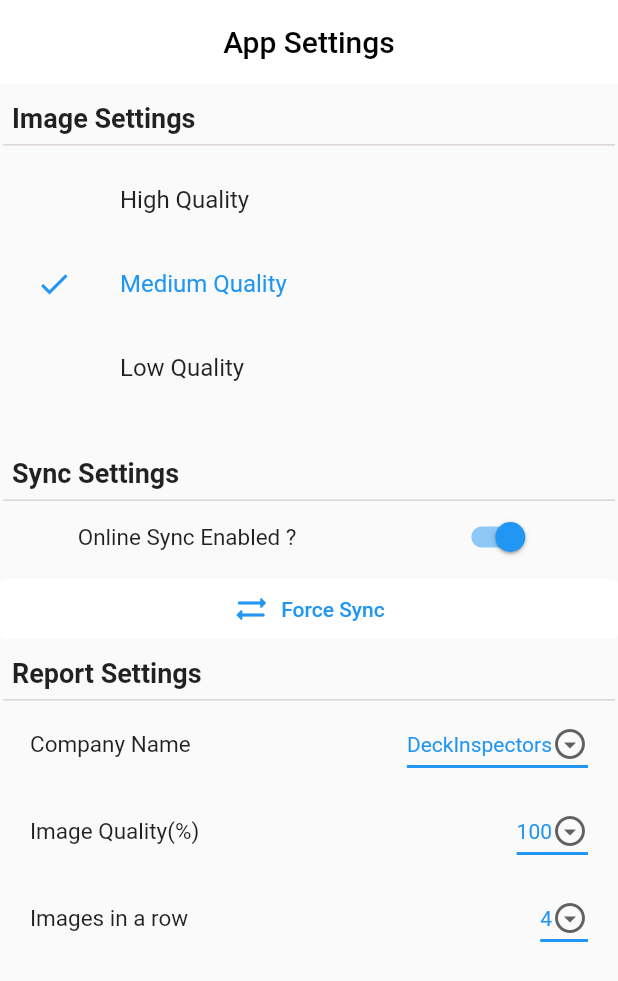
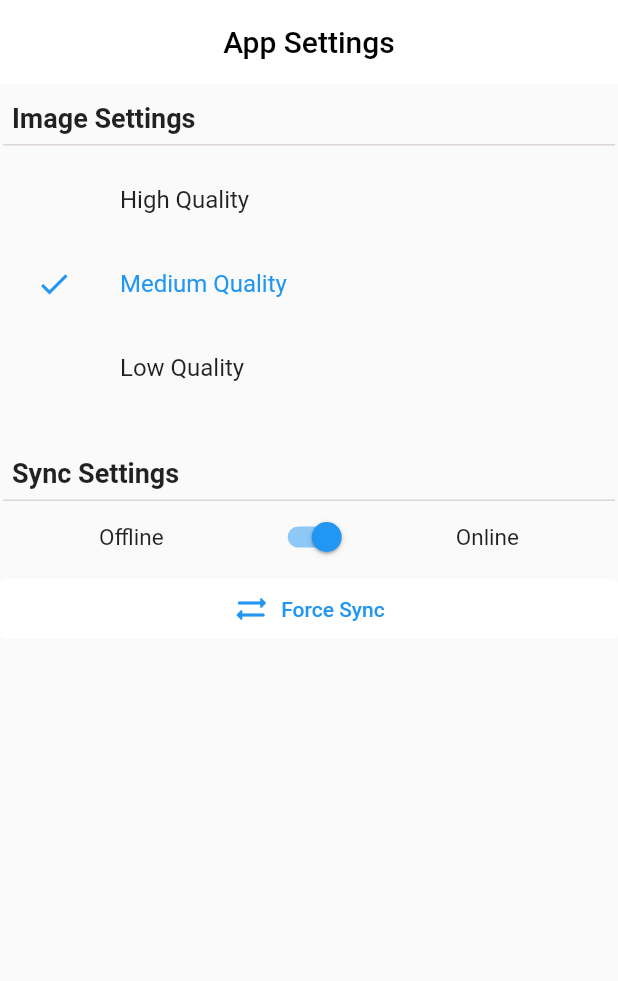
Before and after one commit to redrodeo03/inspector_raspi_cam, a Flutter app: the SettingsPage screen opened directly, on a phone screen of 412 x 824 dp. Shown: the top 981 px of the screen. Run offline on Flutter 3.47's test engine with Material 2 defaults, Android fonts, the phone set to English and light mode, and no system bars; our stand-ins replace cached_network_image, camera, google_fonts, image_picker, realm, rxdart and 2 more; missing offline and left inert: assorted_layout_widgets, flutter_material_pickers, image_editor_plus; accounts and stored records are empty; generated files the repository leaves out were written again; statements that could not run were skipped.

Commit message:
Fixes of client feedbacks

```diff
--- a/lib/src/ui/section.dart
+++ b/lib/src/ui/section.dart
@@ -123,11 +123,11 @@ class _SectionPageState extends State<SectionPage> {
               Icons.arrow_back_ios,
               color: Colors.blue,
             ),
-            label: Text(
+            label: const Text(
               maxLines: 2,
               overflow: TextOverflow.ellipsis,
-              prevPageName,
-              style: const TextStyle(color: Colors.blue),
+              'Back',
+              style: TextStyle(color: Colors.blue),
             ),
             style: ElevatedButton.styleFrom(
               elevation: 0,
--- a/lib/src/ui/settings.dart
+++ b/lib/src/ui/settings.dart
@@ -220,10 +220,10 @@ class _SettingsPageState extends State<SettingsPage> {
               endIndent: 2,
             ),
             Row(
-              mainAxisAlignment: MainAxisAlignment.spaceAround,
+              mainAxisAlignment: MainAxisAlignment.spaceEvenly,
               children: [
                 const Text(
-                  'Online Sync Enabled ?',
+                  'Offline ',
                   style: TextStyle(fontSize: 15),
                 ),
                 Switch(
@@ -231,6 +231,10 @@ class _SettingsPageState extends State<SettingsPage> {
                     toggleSwitch(value);
                   },
                   value: isSyncOn,
+                ),
+                const Text(
+                  'Online',
+                  style: TextStyle(fontSize: 15),
                 ),
               ],
             ),
@@ -253,130 +257,130 @@ class _SettingsPageState extends State<SettingsPage> {
                   'Force Sync',
                   style: TextStyle(color: Colors.blue),
                 )),
-            const Align(
-              alignment: Alignment.centerLeft,
-              child: Padding(
-                padding: EdgeInsets.all(8),
-                child: Text(
-                  'Report Settings',
-                  style: TextStyle(fontSize: 18, fontWeight: FontWeight.bold),
-                ),
-              ),
-            ),
-            const Divider(
-              color: Color.fromARGB(255, 222, 213, 213),
-              height: 0,
-              thickness: 1,
-              indent: 2,
-              endIndent: 2,
-            ),
-            Padding(
-              padding: const EdgeInsets.fromLTRB(20, 5, 20, 5),
-              child: Row(
-                mainAxisAlignment: MainAxisAlignment.spaceBetween,
-                children: [
-                  const Text(
-                    'Company Name',
-                    style: TextStyle(fontSize: 15),
-                  ),
-                  DropdownButton<String>(
-                    value: companyName,
-                    icon: const Icon(Icons.arrow_drop_down_circle_outlined),
-                    elevation: 16,
-                    style: const TextStyle(color: Colors.blue),
-                    underline: Container(
-                      height: 2,
-                      color: Colors.blue,
-                    ),
-                    onChanged: (String? value) {
-                      // This is called when the user selects an item.
-                      setState(() {
-                        companyName = value!;
-                        savereportSettings();
-                      });
-                    },
-                    items: list.map<DropdownMenuItem<String>>((String value) {
-                      return DropdownMenuItem<String>(
-                        value: value,
-                        child: Text(value),
-                      );
-                    }).toList(),
-                  )
-                ],
-              ),
-            ),
-            Padding(
-              padding: const EdgeInsets.fromLTRB(20, 5, 20, 5),
-              child: Row(
-                mainAxisAlignment: MainAxisAlignment.spaceBetween,
-                children: [
-                  const Text(
-                    'Image Quality(%)',
-                    style: TextStyle(fontSize: 15),
-                  ),
-                  DropdownButton<int>(
-                    value: reportImageQuality,
-                    icon: const Icon(Icons.arrow_drop_down_circle_outlined),
-                    elevation: 16,
-                    style: const TextStyle(color: Colors.blue),
-                    underline: Container(
-                      height: 2,
-                      color: Colors.blue,
-                    ),
-                    onChanged: (int? value) {
-                      // This is called when the user selects an item.
-                      setState(() {
-                        reportImageQuality = value!;
-                        savereportSettings();
-                      });
-                    },
-                    items: reportQulityList
-                        .map<DropdownMenuItem<int>>((int value) {
-                      return DropdownMenuItem<int>(
-                        value: value,
-                        child: Text(value.toString()),
-                      );
-                    }).toList(),
-                  )
-                ],
-              ),
-            ),
-            Padding(
-              padding: const EdgeInsets.fromLTRB(20, 5, 20, 5),
-              child: Row(
-                mainAxisAlignment: MainAxisAlignment.spaceBetween,
-                children: [
-                  const Text(
-                    'Images in a row',
-                    style: TextStyle(fontSize: 15),
-                  ),
-                  DropdownButton<int>(
-                    value: imageCount,
-                    icon: const Icon(Icons.arrow_drop_down_circle_outlined),
-                    elevation: 16,
-                    style: const TextStyle(color: Colors.blue),
-                    underline: Container(
-                      height: 2,
-                      color: Colors.blue,
-                    ),
-                    onChanged: (int? value) {
-                      // This is called when the user selects an item.
-                      setState(() {
-                        imageCount = value!;
-                        savereportSettings();
-                      });
-                    },
-                    items:
-                        imageCountList.map<DropdownMenuItem<int>>((int value) {
-                      return DropdownMenuItem<int>(
-                        value: value,
-                        child: Text(value.toString()),
-                      );
-                    }).toList(),
-                  )
-                ],
-              ),
-            ),
+            // const Align(
+            //   alignment: Alignment.centerLeft,
+            //   child: Padding(
+            //     padding: EdgeInsets.all(8),
+            //     child: Text(
+            //       'Report Settings',
+            //       style: TextStyle(fontSize: 18, fontWeight: FontWeight.bold),
+            //     ),
+            //   ),
+            // ),
+            // const Divider(
+            //   color: Color.fromARGB(255, 222, 213, 213),
+            //   height: 0,
+            //   thickness: 1,
+            //   indent: 2,
+            //   endIndent: 2,
+            // ),
+            // Padding(
+            //   padding: const EdgeInsets.fromLTRB(20, 5, 20, 5),
+            //   child: Row(
+            //     mainAxisAlignment: MainAxisAlignment.spaceBetween,
+            //     children: [
+            //       const Text(
+            //         'Company Name',
+            //         style: TextStyle(fontSize: 15),
+            //       ),
+            //       DropdownButton<String>(
+            //         value: companyName,
+            //         icon: const Icon(Icons.arrow_drop_down_circle_outlined),
+            //         elevation: 16,
+            //         style: const TextStyle(color: Colors.blue),
+            //         underline: Container(
+            //           height: 2,
+            //           color: Colors.blue,
+            //         ),
+            //         onChanged: (String? value) {
+            //           // This is called when the user selects an item.
+            //           setState(() {
+            //             companyName = value!;
+            //             savereportSettings();
+            //           });
+            //         },
+            //         items: list.map<DropdownMenuItem<String>>((String value) {
+            //           return DropdownMenuItem<String>(
+            //             value: value,
+            //             child: Text(value),
+            //           );
+            //         }).toList(),
+            //       )
+            //     ],
+            //   ),
+            // ),
+            // Padding(
+            //   padding: const EdgeInsets.fromLTRB(20, 5, 20, 5),
+            //   child: Row(
+            //     mainAxisAlignment: MainAxisAlignment.spaceBetween,
+            //     children: [
+            //       const Text(
+            //         'Image Quality(%)',
+            //         style: TextStyle(fontSize: 15),
+            //       ),
+            //       DropdownButton<int>(
+            //         value: reportImageQuality,
+            //         icon: const Icon(Icons.arrow_drop_down_circle_outlined),
+            //         elevation: 16,
+            //         style: const TextStyle(color: Colors.blue),
+            //         underline: Container(
+            //           height: 2,
+            //           color: Colors.blue,
+            //         ),
+            //         onChanged: (int? value) {
+            //           // This is called when the user selects an item.
+            //           setState(() {
+            //             reportImageQuality = value!;
+            //             savereportSettings();
+            //           });
+            //         },
+            //         items: reportQulityList
+            //             .map<DropdownMenuItem<int>>((int value) {
+            //           return DropdownMenuItem<int>(
+            //             value: value,
+            //             child: Text(value.toString()),
+            //           );
+            //         }).toList(),
+            //       )
+            //     ],
+            //   ),
+            // ),
+            // Padding(
+            //   padding: const EdgeInsets.fromLTRB(20, 5, 20, 5),
+            //   child: Row(
+            //     mainAxisAlignment: MainAxisAlignment.spaceBetween,
+            //     children: [
+            //       const Text(
+            //         'Images in a row',
+            //         style: TextStyle(fontSize: 15),
+            //       ),
+            //       DropdownButton<int>(
+            //         value: imageCount,
+            //         icon: const Icon(Icons.arrow_drop_down_circle_outlined),
+            //         elevation: 16,
+            //         style: const TextStyle(color: Colors.blue),
+            //         underline: Container(
+            //           height: 2,
+            //           color: Colors.blue,
+            //         ),
+            //         onChanged: (int? value) {
+            //           // This is called when the user selects an item.
+            //           setState(() {
+            //             imageCount = value!;
+            //             savereportSettings();
+            //           });
+            //         },
+            //         items:
+            //             imageCountList.map<DropdownMenuItem<int>>((int value) {
+            //           return DropdownMenuItem<int>(
+            //             value: value,
+            //             child: Text(value.toString()),
+            //           );
+            //         }).toList(),
+            //       )
+            //     ],
+            //   ),
+            // ),
             const SizedBox(
               height: 30,
             ),
--- a/lib/src/ui/subproject.dart
+++ b/lib/src/ui/subproject.dart
@@ -137,11 +137,11 @@ class _SubProjectDetailsPageState extends State<SubProjectDetailsPage>
               Icons.arrow_back_ios,
               color: Colors.blue,
             ),
-            label: Text(
+            label: const Text(
               maxLines: 2,
               overflow: TextOverflow.ellipsis,
-              prevPageName,
-              style: const TextStyle(color: Colors.blue),
+              'Back',
+              style: TextStyle(color: Colors.blue),
             ),
             style: ElevatedButton.styleFrom(
               elevation: 0,
```
Also changed, not shown: lib/src/ui/addedit_location.dart (+29 -29 lines), lib/src/ui/addedit_project.dart (+29 -30 lines), lib/src/ui/addedit_subproject.dart (+29 -29 lines), lib/src/ui/home.dart (+7 -7 lines), lib/src/ui/location.dart (+5 -5 lines).
